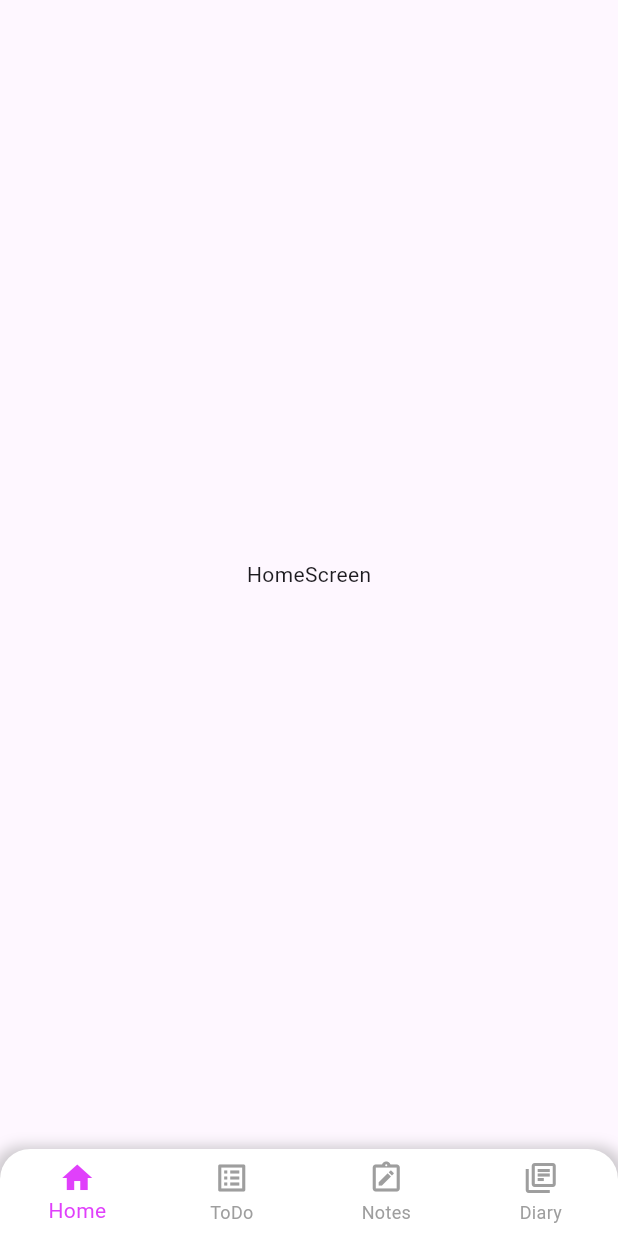
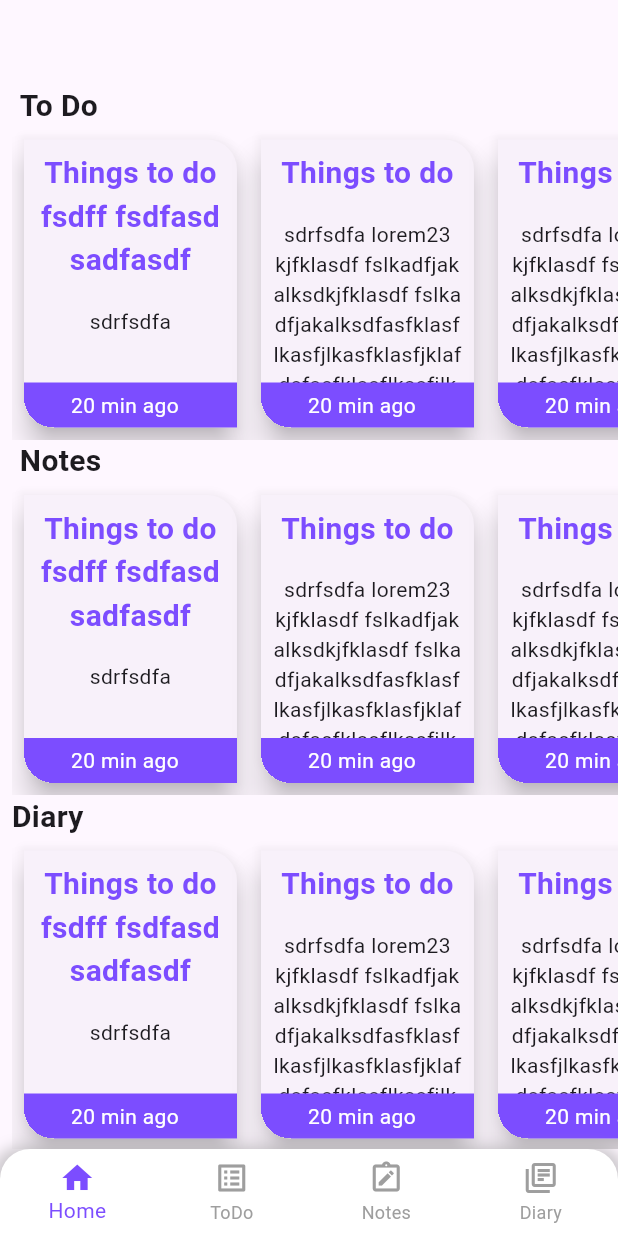
Before and after one commit to rohit-138/notes_app_flutter, a Flutter app: the screen it shows after launch, on a phone screen of 412 x 824 dp. Run offline on Flutter 3.47's test engine with Material 2 defaults, Android fonts, the phone set to English and light mode, and no system bars.

Commit message:
completed homescreen

```diff
--- a/lib/homescreen.dart
+++ b/lib/homescreen.dart
@@ -1,5 +1,5 @@
 import 'package:flutter/material.dart';
-
+import 'package:notes_app/notescard.dart';
 class HomeScreen extends StatefulWidget {
   const HomeScreen({super.key});
 
@@ -8,11 +8,101 @@ class HomeScreen extends StatefulWidget {
 }
 
 class _HomeScreenState extends State<HomeScreen> {
+
   @override
   Widget build(BuildContext context) {
+    return const SingleChildScrollView(
+      scrollDirection: Axis.vertical,
 
-    return const Center(
-      child: Text("HomeScreen"),
+      child: Padding(
+        padding: EdgeInsets.only(left: 8.0),
+        child: Column(
+          crossAxisAlignment: CrossAxisAlignment.start,
+          children: [
+            Text("To Do ",
+                textAlign: TextAlign.end,
+                style: TextStyle(
+                  fontWeight: FontWeight.bold,
+                  fontSize: 20,
+                )),
+            SingleChildScrollView(
+              scrollDirection: Axis.horizontal,
+              child: Row(
+                children: [
+                  NotesCard(
+                    title: "Things to do fsdff fsdfasd sadfasdf",
+                    description: "sdrfsdfa",
+                  ),
+                  NotesCard(
+                    title: "Things to do",
+                    description:
+                        "sdrfsdfa lorem23 kjfklasdf fslkadfjakalksdkjfklasdf fslkadfjakalksdfasfklasflkasfjlkasfklasfjklafdsfasfklasflkasfjlkasfklasfjklasfjklafds  fjsadlkfjalsdfk asflkjaslkdfjasl",
+                  ),
+                  NotesCard(
+                    title: "Things to do",
+                    description:
+                        "sdrfsdfa lorem23 kjfklasdf fslkadfjakalksdkjfklasdf fslkadfjakalksdfasfklasflkasfjlkasfklasfjklafdsfasfklasflkasfjlkasfklasfjklasfjklafds  fjsadlkfjalsdfk asflkjaslkdfjasl",
+                  ),
+                ],
+              ),
+            ),
+            Text("Notes ",
+                textAlign: TextAlign.end,
+                style: TextStyle(
+                  fontWeight: FontWeight.bold,
+                  fontSize: 20,
+                )),
+            SingleChildScrollView(
+              scrollDirection: Axis.horizontal,
+              child: Row(
+                children: [
+                  NotesCard(
+                    title: "Things to do fsdff fsdfasd sadfasdf",
+                    description: "sdrfsdfa",
+                  ),
+                  NotesCard(
+                    title: "Things to do",
+                    description:
+                        "sdrfsdfa lorem23 kjfklasdf fslkadfjakalksdkjfklasdf fslkadfjakalksdfasfklasflkasfjlkasfklasfjklafdsfasfklasflkasfjlkasfklasfjklasfjklafds  fjsadlkfjalsdfk asflkjaslkdfjasl",
+                  ),
+                  NotesCard(
+                    title: "Things to do",
+                    description:
+                        "sdrfsdfa lorem23 kjfklasdf fslkadfjakalksdkjfklasdf fslkadfjakalksdfasfklasflkasfjlkasfklasfjklafdsfasfklasflkasfjlkasfklasfjklasfjklafds  fjsadlkfjalsdfk asflkjaslkdfjasl",
+                  ),
+                ],
+              ),
+            ),
+            Text("Diary",
+                textAlign: TextAlign.center,
+                style: TextStyle(
+                  fontWeight: FontWeight.bold,
+                  fontSize: 20,
+                )),
+            SingleChildScrollView(
+              scrollDirection: Axis.horizontal,
+              child: Row(
+                children: [
+                  NotesCard(
+                    title: "Things to do fsdff fsdfasd sadfasdf",
+                    description: "sdrfsdfa",
+                  ),
+                  NotesCard(
+                    title: "Things to do",
+                    description:
+                        "sdrfsdfa lorem23 kjfklasdf fslkadfjakalksdkjfklasdf fslkadfjakalksdfasfklasflkasfjlkasfklasfjklafdsfasfklasflkasfjlkasfklasfjklasfjklafds  fjsadlkfjalsdfk asflkjaslkdfjasl",
+                  ),
+                  NotesCard(
+                    title: "Things to do",
+                    description:
+                        "sdrfsdfa lorem23 kjfklasdf fslkadfjakalksdkjfklasdf fslkadfjakalksdfasfklasflkasfjlkasfklasfjklafdsfasfklasflkasfjlkasfklasfjklasfjklafds  fjsadlkfjalsdfk asflkjaslkdfjasl",
+                  ),
+                ],
+              ),
+            ),
+          ],
+        ),
+      ),
     );
   }
 }
--- a/lib/main.dart
+++ b/lib/main.dart
@@ -7,7 +7,6 @@ import 'package:notes_app/todo.dart';
 void main() {
   runApp(const MyApp());
 }
-
 class MyApp extends StatelessWidget {
   const MyApp({super.key});
 
@@ -56,6 +55,7 @@ class _MyBottomNavigationBarState extends State<MyBottomNavigationBar> {
   @override
   Widget build(BuildContext context) {
     return Scaffold(
+        appBar: AppBar(),
         body: _buildPage(_currentIndex), // Content of the selected tab
         bottomNavigationBar: Container(
           decoration: BoxDecoration(
@@ -90,7 +90,7 @@ class _MyBottomNavigationBarState extends State<MyBottomNavigationBar> {
 
               unselectedItemColor: Colors.grey,
               selectedItemColor: Colors
-                  .purpleAccent, // Customize the color of the selected item here
+                  .deepPurpleAccent, // Customize the color of the selected item here
               backgroundColor:
                   Colors.white, // Background color of the navigation bar
             ),
--- /dev/null
+++ b/lib/notescard.dart
@@ -0,0 +1,64 @@
+import 'package:flutter/material.dart';
+
+class NotesCard extends StatelessWidget {
+  final String title;
+  final String description;
+  const NotesCard({required this.title, required this.description});
+
+  @override
+  Widget build(BuildContext context) {
+    return Padding(
+      padding: const EdgeInsets.all(4.0),
+      child: Container(
+        height: 200,
+        width: 150,
+        child: Card(
+          clipBehavior: Clip.hardEdge,
+          elevation: 8.0,
+          shape: const RoundedRectangleBorder(
+            borderRadius: BorderRadius.only(
+              topRight: Radius.circular(20.0),
+              bottomLeft: Radius.circular(20.0),
+            ),
+          ),
+          child: Column(
+            children: [
+              Padding(
+                padding: const EdgeInsets.all(8.0),
+                child: Text(
+                  title,
+                  textAlign: TextAlign.center,
+                  style: const TextStyle(
+                    color: Colors.deepPurpleAccent,
+                    fontSize: 20,
+                    fontWeight: FontWeight.bold,
+                  ),
+                ),
+              ),
+              Expanded(
+                child: SingleChildScrollView(
+                  child: Padding(
+                    padding: const EdgeInsets.all(8.0),
+                    child: Text(
+                      description,
+                      textAlign: TextAlign.center,
+                    ),
+                  ),
+                ),
+              ),
+              Container(
+                height: 30, // Height of the bottom container
+                color: Colors.deepPurpleAccent,
+                child: const Center(
+                    child: Text(
+                  "20 min ago  ",
+                  style: TextStyle(color: Colors.white),
+                )),
+              ),
+            ],
+          ),
+        ),
+      ),
+    );
+  }
+}
--- a/pubspec.yaml
+++ b/pubspec.yaml
@@ -30,6 +30,7 @@ environment:
 dependencies:
   flutter:
     sdk: flutter
+  http: ^0.13.3
 
 
   # The following adds the Cupertino Icons font to your application.
```
Also changed, not shown: pubspec.lock, 1 other file.
